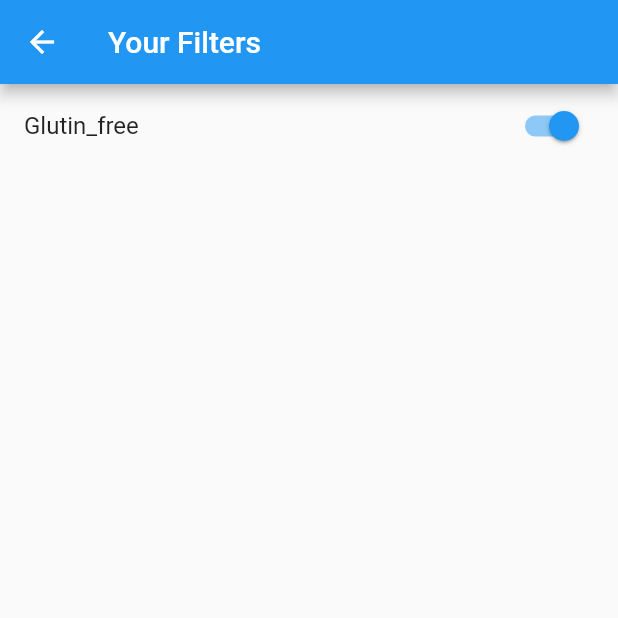
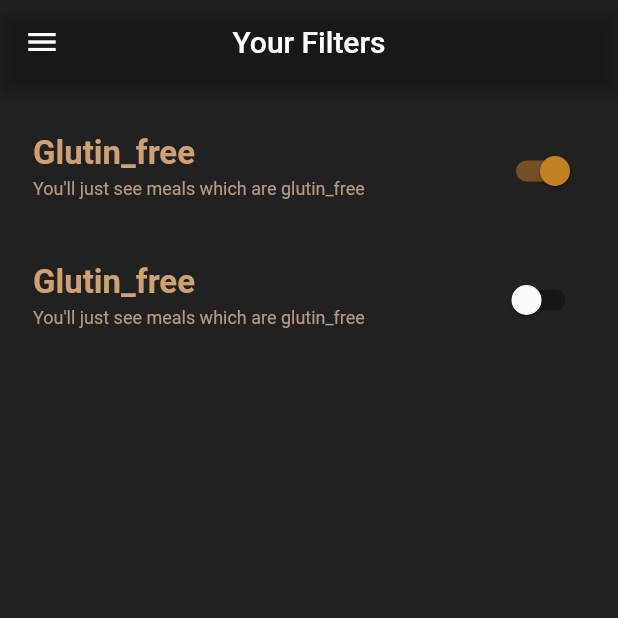
Before and after one commit to MobinAssari/Meals-App-, a Flutter app: the FiltersScreen screen opened directly, after a tap on "Glutin_free", on a phone screen of 412 x 824 dp, the top half of it. Run offline on Flutter 3.47's test engine with Material 2 defaults, Android fonts, the phone set to English and light mode, and no system bars; our stand-ins replace transparent_image.

Commit message:
filter widget seprated, there is a bug in swiching between screens

```diff
--- a/lib/screens/filters.dart
+++ b/lib/screens/filters.dart
@@ -1,34 +1,65 @@
 import 'package:flutter/cupertino.dart';
 import 'package:flutter/material.dart';
+import 'package:meals_app/screens/tabs.dart';
+import 'package:meals_app/widgets/filter_item.dart';
+import 'package:meals_app/widgets/main_drawer.dart';
 
 class FiltersScreen extends StatefulWidget {
   @override
   State<FiltersScreen> createState() {
     return _FiltersScreenState();
   }
+
 }
 
 class _FiltersScreenState extends State<FiltersScreen> {
   var _glutinState = false;
+  void selectScreen(String identifier){
+    Navigator.of(context).pop();
+
+    if(identifier == 'meals'){
+      Navigator.of(context).pop();
+      Navigator.of(context).pushReplacement(MaterialPageRoute(builder: (ctx)=> TabsScreen(),),);
+    }
+  }
 
   @override
   Widget build(context) {
     return Scaffold(
       appBar: AppBar(
+        centerTitle: true,
+        backgroundColor: Colors.black87,
         title: Text('Your Filters'),
       ),
-      body: Column(
+      drawer: MainDrawer(onSelectScreen: selectScreen),
+      body: Container(
+        color: Colors.black87,
+        padding: const EdgeInsets.all(15),
+        child: const Column(
           children: [
-          SwitchListTile(
+            /*SwitchListTile(
               value: _glutinState,
               onChanged: (isChecked) {
                 setState(() {
                   _glutinState = isChecked;
                 });
               },
-            title: Text('Glutin_free'),
-          )
+              title: const Text(
+                'Glutin_free',
+                style: TextStyle(
+                  color: Color.fromARGB(255, 206, 173, 144),
+                ),
+              ),
+              subtitle: const Text(
+                'You\'ll just see meals which are glutin_free',
+                style: TextStyle(color: Color.fromARGB(255, 206, 173, 144)),
+              ),
+            )*/
+            FilterItem(title: 'Glutin_free', subTitle: 'You\'ll just see meals which are glutin_free'),
+            FilterItem(title: 'Glutin_free', subTitle: 'You\'ll just see meals which are glutin_free'),
+
           ],
+        ),
       ),
     );
   }
--- a/lib/screens/tabs.dart
+++ b/lib/screens/tabs.dart
@@ -54,7 +54,7 @@ class _TabScrxeenState extends State<TabsScreen> {
     void selectedScreen(String identifier){
       Navigator.of(context).pop();
       if(identifier == 'filters'){
-        Navigator.of(context).push(MaterialPageRoute(builder: (ctx)=> FiltersScreen(),),);
+        Navigator.of(context).pushReplacement(MaterialPageRoute(builder: (ctx)=> FiltersScreen(),),);
       }
 
     }
--- /dev/null
+++ b/lib/widgets/filter_item.dart
@@ -0,0 +1,40 @@
+import 'package:flutter/cupertino.dart';
+import 'package:flutter/material.dart';
+
+class FilterItem extends StatefulWidget {
+
+  const FilterItem({super.key, required this.title, required this.subTitle});
+  final String title;
+  final String subTitle;
+
+  @override
+  State<FilterItem> createState() {
+    return _FilterItemState();
+  }
+}
+
+class _FilterItemState extends State<FilterItem> {
+  var _checkingState = false;
+  @override
+  Widget build(context) {
+    return SwitchListTile(activeColor: Color.fromARGB(255, 196, 129, 36),contentPadding: EdgeInsets.all(7),
+      value: _checkingState,
+      onChanged: (isChecked) {
+        setState(() {
+          _checkingState = isChecked;
+        },);
+      },
+      title: Text(
+        widget.title,
+        style: const TextStyle(
+          color: Color.fromARGB(255, 206, 161, 116),fontSize: 22,fontWeight: FontWeight.bold
+        ),
+      ),
+      subtitle: Text(
+        widget.subTitle,
+        style: const TextStyle(color:
+        Color.fromARGB(221, 206, 172, 144),fontSize: 12),
+      ),
+    );
+  }
+}
--- a/lib/widgets/main_drawer.dart
+++ b/lib/widgets/main_drawer.dart
@@ -43,6 +43,15 @@ class MainDrawer extends StatelessWidget {
           ),
           ListTile(
             leading: const Icon(
+              Icons.food_bank_outlined,
+              size: 40,color: Color.fromARGB(
+                255, 206, 173, 144),
+            ),
+            title: const Text('Meals',style: TextStyle(color: Color.fromARGB(
+                255, 206, 173, 144),fontSize: 22),),onTap: () {onSelectScreen('meals');},
+          ),
+          ListTile(
+            leading: const Icon(
               Icons.settings,
               size: 40,color: Color.fromARGB(
                 255, 206, 173, 144),
```
Lines whose indentation alone changed are shown as unchanged.
